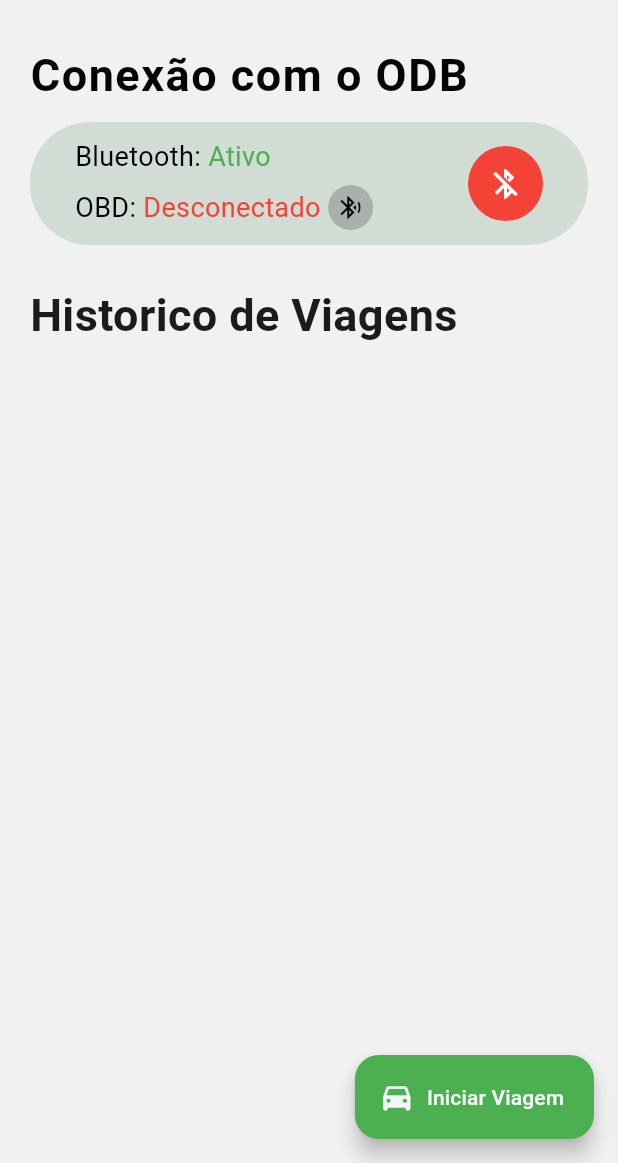
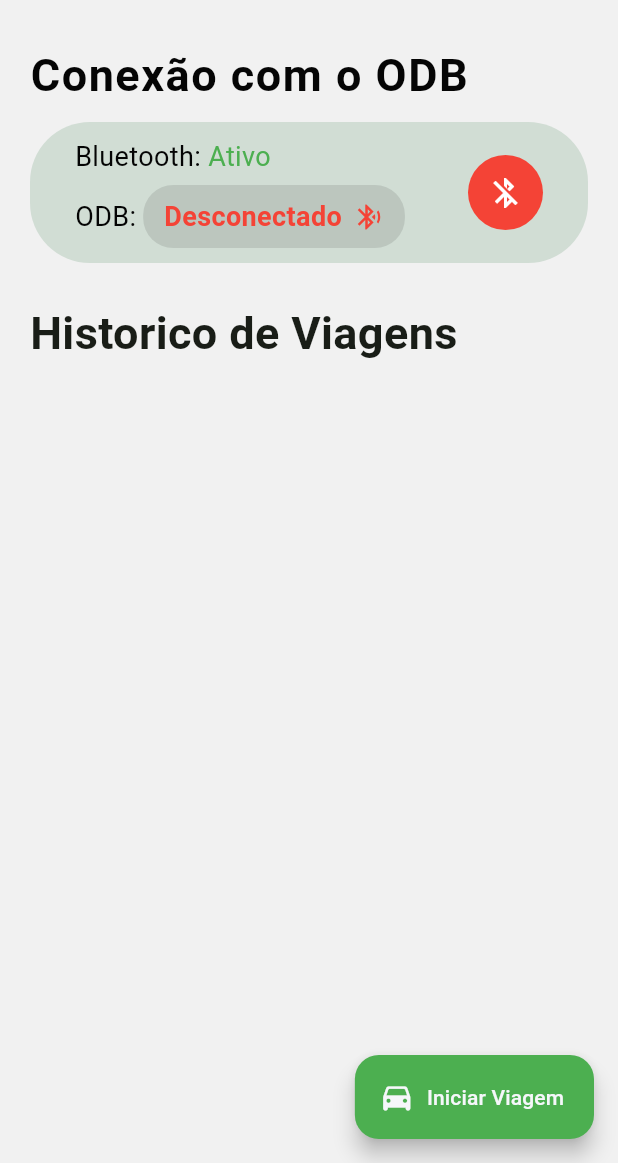
Before and after one commit to lgs8Lucas/ecoDrive, a Flutter app: the screen it shows after launch, on a phone screen of 412 x 824 dp, the part 73-1236 px from its top. Run offline on Flutter 3.47's test engine with Material 3 defaults, Android fonts, the phone set to English and light mode, and no system bars; our stand-ins replace flutter_blue_plus, sqflite; accounts and stored records are empty.

Commit message:
Atualização da UI

```diff
--- a/lib/pages/home_page.dart
+++ b/lib/pages/home_page.dart
@@ -7,7 +7,6 @@ import 'package:ecoDrive/widgets/bluetooth_status_widget.dart';
 import '../widgets/faq_dialog.dart'; // importe aqui
 import 'package:ecoDrive/controllers/eco_drive_controller.dart';
 import 'package:ecoDrive/models/eco_drive_model.dart';
-import 'package:ecoDrive/widgets/new_trip.dart';
 
 final EcoDriveController controller = EcoDriveController();
 
--- a/lib/services/ble_service.dart
+++ b/lib/services/ble_service.dart
@@ -49,4 +49,10 @@ class BleService {
     _bluetoothStateController.close();
     _odbConnectionStateController.close();
   }
+
+  static Future<bool> isBluetoothOn() async {
+    BluetoothAdapterState state = await FlutterBluePlus.adapterState.first;
+    return state == BluetoothAdapterState.on;
+  }
+
 }
--- a/lib/widgets/bluetooth_status_widget.dart
+++ b/lib/widgets/bluetooth_status_widget.dart
@@ -61,6 +61,7 @@ class _BluetoothStatusWidgetState extends State<BluetoothStatusWidget> {
       child: Row(
         mainAxisAlignment: MainAxisAlignment.spaceBetween,
         children: [
+          // Coluna com textos Bluetooth e OBD
           Column(
             crossAxisAlignment: CrossAxisAlignment.start,
             children: [
@@ -71,10 +72,7 @@ class _BluetoothStatusWidgetState extends State<BluetoothStatusWidget> {
                     TextSpan(
                       text: _bluetoothEnabled ? "Ativo" : "Inativo",
                       style: TextStyle(
-                        color:
-                            _bluetoothEnabled
-                                ? AppColors.colorMain
-                                : AppColors.colorError,
+                        color: _bluetoothEnabled ? AppColors.colorMain : AppColors.colorError,
                         fontSize: 18,
                       ),
                     ),
@@ -85,44 +83,44 @@ class _BluetoothStatusWidgetState extends State<BluetoothStatusWidget> {
               Row(
                 crossAxisAlignment: CrossAxisAlignment.center,
                   children: [
-                  Text.rich(
-                    TextSpan(
+                    Text(
+                      "ODB: ",
+                      style: AppStyles.simpleText,
+                    ),
+                    GestureDetector(
+                      onTap: () => _showDevices(context),
+                      child: Container(
+                        padding: const EdgeInsets.symmetric(horizontal: 14, vertical: 8),
+                        decoration: BoxDecoration(
+                          color: AppColors.colorBlack.withOpacity(0.1),
+                          borderRadius: BorderRadius.circular(20),
+                        ),
+                        child: Row(
+                          mainAxisSize: MainAxisSize.min,
                           children: [
-                        TextSpan(text: "OBD: ", style: AppStyles.simpleText),
-                        TextSpan(
-                          text: _odbConnected ? "Conectado" : "Desconectado",
+                            Text(
+                              _odbConnected ? "Conectado" : "Desconectado",
                               style: TextStyle(
-                            color:
-                                _odbConnected
-                                    ? AppColors.colorMain
-                                    : AppColors.colorError,
+                                color: _odbConnected ? AppColors.colorMain : AppColors.colorError,
                                 fontSize: 18,
+                                fontWeight: FontWeight.w600,
                               ),
+                            ),
+                            const SizedBox(width: 8),
+                            Icon(
+                              Icons.bluetooth_searching,
+                              size: 20,
+                              color: _odbConnected ? AppColors.colorMain : AppColors.colorError,
                             ),
                           ],
                         ),
                       ),
-                  const SizedBox(width: 5),
-                  Container(
-                    padding: const EdgeInsets.all(6),
-                    decoration: BoxDecoration(
-                      color: AppColors.colorBlack.withOpacity(0.2),
-                      shape: BoxShape.circle,
-                    ),
-                    child: GestureDetector(
-                      onTap: () => _showDevices(context),
-                      child: Icon(
-                        Icons.bluetooth_searching,
-                        // Ícone mais adequado para conexão
-                        size: 18,
-                        color: AppColors.colorBlack,
-                      ),
-                    ),
-                  ),
+                    )
                 ],
               ),
             ],
           ),
+          // Indicador circular do status da conexão
           Container(
             width: 50,
             height: 50,
--- a/lib/widgets/faq_dialog.dart
+++ b/lib/widgets/faq_dialog.dart
@@ -40,7 +40,7 @@ class FAQDialog extends StatelessWidget {
                     const SizedBox(height: 16),
                     Text(
                       '1. Garanta que seu dispositivo ODB-II esteja conectado ao seu veículo e que ambos estejam operantes\n'
-                      '2. Conecte-se ao dispositivo ODB-II através do bluetooth do seu smartphone'
+                      '2. Conecte-se ao dispositivo ODB-II através do bluetooth do seu smartphone\n'
                       '3. Acompanhe suas métricas de emissão de CO₂.\n'
                       '4. Explore dicas para dirigir de forma mais sustentável.\n\n'
                       'Esse app visa ajudar você a ser mais ecológico no trânsito!',
```
Also changed, not shown: lib/widgets/new_trip.dart (deleted). Lines whose indentation alone changed are shown as unchanged.
